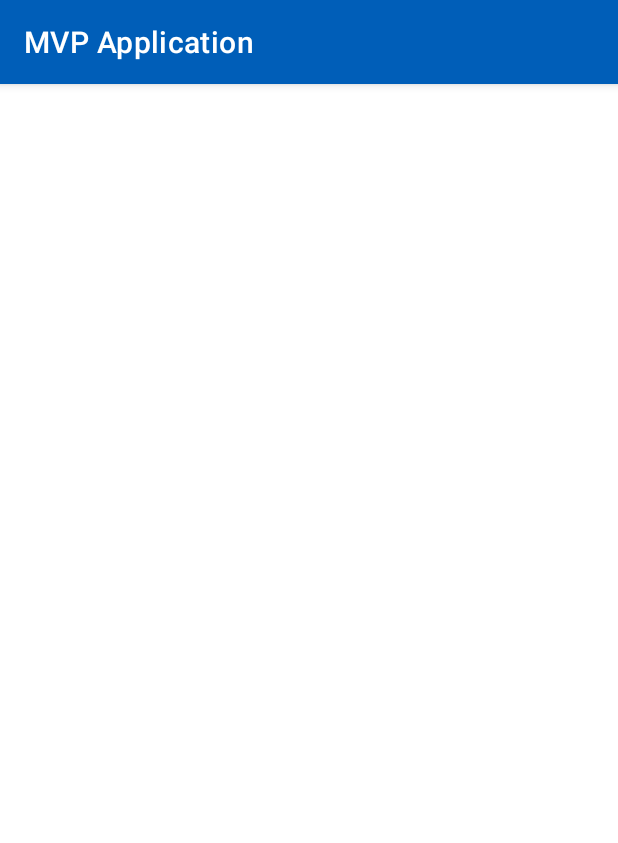
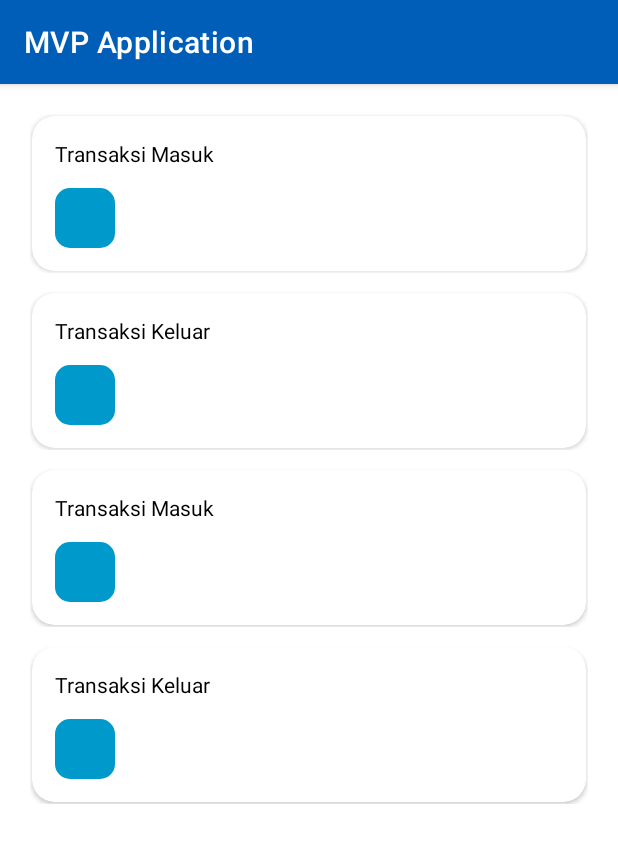
Before and after one commit to Ram-adhan/android-mvp-basic, an Android app: the screen it shows after launch (MainActivity), on a phone screen of 412 x 824 dp. Shown: the top 843 px of the screen. Run offline under Robolectric (Android 15) with nearby library versions, the phone set to English and light mode, and no system bars.

Commit message:
implement recyclerView

```diff
--- a/app/build.gradle
+++ b/app/build.gradle
@@ -14,6 +14,10 @@ android {
         versionName "1.0"
 
         testInstrumentationRunner "androidx.test.runner.AndroidJUnitRunner"
+    }
+
+    buildFeatures {
+        viewBinding true
     }
 
     buildTypes {
--- /dev/null
+++ b/app/src/main/java/com/example/mvpapplication/AdapterNotif.kt
@@ -0,0 +1,27 @@
+package com.example.mvpapplication
+
+import android.view.LayoutInflater
+import android.view.ViewGroup
+import androidx.recyclerview.widget.RecyclerView
+import com.example.mvpapplication.databinding.ItemNotifBinding
+
+class AdapterNotif(private val data: MutableList<String> = mutableListOf()): RecyclerView.Adapter<AdapterNotif.ViewHolder>() {
+
+    override fun onCreateViewHolder(parent: ViewGroup, viewType: Int): ViewHolder {
+        return ViewHolder(
+            ItemNotifBinding.inflate(LayoutInflater.from(parent.context), parent, false)
+        )
+    }
+
+    override fun onBindViewHolder(holder: ViewHolder, position: Int) {
+        holder.bindItem(data[position])
+    }
+
+    override fun getItemCount(): Int = data.size
+
+    inner class ViewHolder(private val binding: ItemNotifBinding): RecyclerView.ViewHolder(binding.root) {
+        fun bindItem(item: String) {
+            binding.tvTitle.text = item
+        }
+    }
+}
--- a/app/src/main/java/com/example/mvpapplication/MainActivity.kt
+++ b/app/src/main/java/com/example/mvpapplication/MainActivity.kt
@@ -2,14 +2,32 @@ package com.example.mvpapplication
 
 import androidx.appcompat.app.AppCompatActivity
 import android.os.Bundle
+import androidx.recyclerview.widget.DividerItemDecoration
+import androidx.recyclerview.widget.LinearLayoutManager
 import com.example.mvpapplication.databinding.ActivityMainBinding
 
 class MainActivity : AppCompatActivity() {
     private lateinit var binding: ActivityMainBinding
+    private lateinit var adapterNotif: AdapterNotif
+
+    private val listTransactionTitle = listOf(
+        "Transaksi Masuk",
+        "Transaksi Keluar",
+        "Transaksi Masuk",
+        "Transaksi Keluar",
+    )
+
     override fun onCreate(savedInstanceState: Bundle?) {
         super.onCreate(savedInstanceState)
 
         binding = ActivityMainBinding.inflate(layoutInflater)
         setContentView(binding.root)
+
+        adapterNotif = AdapterNotif(listTransactionTitle.toMutableList())
+
+        val layoutManager = LinearLayoutManager(this)
+        binding.rvTransaction.adapter = adapterNotif
+        binding.rvTransaction.layoutManager = layoutManager
+
     }
 }
--- /dev/null
+++ b/app/src/main/res/drawable/bg_rounded_gray_soft.xml
@@ -0,0 +1,10 @@
+<?xml version="1.0" encoding="utf-8"?>
+<shape
+    xmlns:android="http://schemas.android.com/apk/res/android"
+    android:shape="rectangle">
+    <solid
+        android:color="@android:color/holo_blue_dark"/>
+    <corners
+        android:radius="10dp"
+        />
+</shape>
--- a/app/src/main/res/layout/activity_main.xml
+++ b/app/src/main/res/layout/activity_main.xml
@@ -6,4 +6,10 @@
     android:layout_height="match_parent"
     tools:context=".MainActivity">
 
+    <androidx.recyclerview.widget.RecyclerView
+        android:id="@+id/rvTransaction"
+        android:layout_width="match_parent"
+        android:layout_height="match_parent"
+        android:padding="20dp"/>
+
 </androidx.constraintlayout.widget.ConstraintLayout>
--- /dev/null
+++ b/app/src/main/res/layout/item_notif.xml
@@ -0,0 +1,74 @@
+<?xml version="1.0" encoding="utf-8"?>
+<androidx.constraintlayout.widget.ConstraintLayout xmlns:android="http://schemas.android.com/apk/res/android"
+    android:layout_width="match_parent"
+    android:layout_height="wrap_content"
+    android:padding="1dp"
+    android:clipToPadding="false"
+    android:layout_marginBottom="12dp"
+    xmlns:app="http://schemas.android.com/apk/res-auto"
+    xmlns:tools="http://schemas.android.com/tools">
+
+    <androidx.cardview.widget.CardView
+        android:layout_width="match_parent"
+        android:layout_height="wrap_content"
+        app:cardCornerRadius="15dp"
+        android:background="@color/white"
+        app:layout_constraintTop_toTopOf="parent"
+        app:layout_constraintStart_toStartOf="parent">
+
+        <androidx.constraintlayout.widget.ConstraintLayout
+            android:layout_width="match_parent"
+            android:layout_height="wrap_content"
+            android:layout_margin="15dp">
+
+            <TextView
+                android:id="@+id/tvTitle"
+                android:layout_width="wrap_content"
+                android:layout_height="wrap_content"
+                tools:text="Transaksi"
+                android:textColor="@color/black"
+                app:layout_constraintTop_toTopOf="parent"
+                app:layout_constraintStart_toStartOf="parent"/>
+
+            <TextView
+                android:id="@+id/tvTime"
+                android:layout_width="wrap_content"
+                android:layout_height="wrap_content"
+                tools:text="14:30"
+                app:layout_constraintTop_toTopOf="parent"
+                app:layout_constraintEnd_toEndOf="parent"/>
+
+            <ImageView
+                android:id="@+id/ivTransaction"
+                android:layout_width="40dp"
+                android:layout_height="40dp"
+                android:layout_marginTop="13dp"
+                android:background="@drawable/bg_rounded_gray_soft"
+                app:layout_constraintTop_toBottomOf="@id/tvTitle"
+                app:layout_constraintStart_toStartOf="parent"
+                tools:ignore="ContentDescription" />
+
+            <TextView
+                android:id="@+id/tvAccountInfo"
+                android:layout_width="0dp"
+                android:layout_height="wrap_content"
+                android:layout_marginStart="10dp"
+                tools:text="Ahmad Alfiansyah - 4434 5384 3478"
+                app:layout_constraintStart_toEndOf="@id/ivTransaction"
+                app:layout_constraintTop_toTopOf="@id/ivTransaction"
+                app:layout_constraintEnd_toEndOf="parent"/>
+
+            <TextView
+                android:id="@+id/tvTransactionAmount"
+                android:layout_width="wrap_content"
+                android:layout_height="wrap_content"
+                tools:text="Rp 150.000.000"
+                android:textColor="@color/black"
+                app:layout_constraintTop_toBottomOf="@id/tvAccountInfo"
+                app:layout_constraintStart_toStartOf="@id/tvAccountInfo"/>
+
+        </androidx.constraintlayout.widget.ConstraintLayout>
+
+    </androidx.cardview.widget.CardView>
+
+</androidx.constraintlayout.widget.ConstraintLayout>
```
